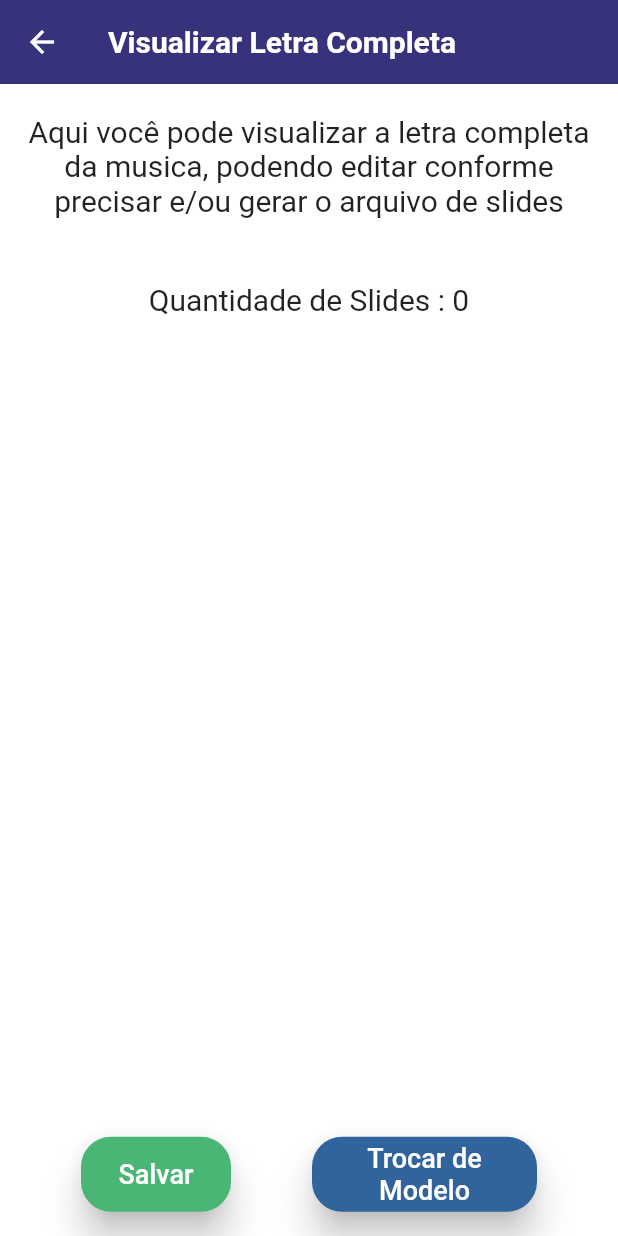
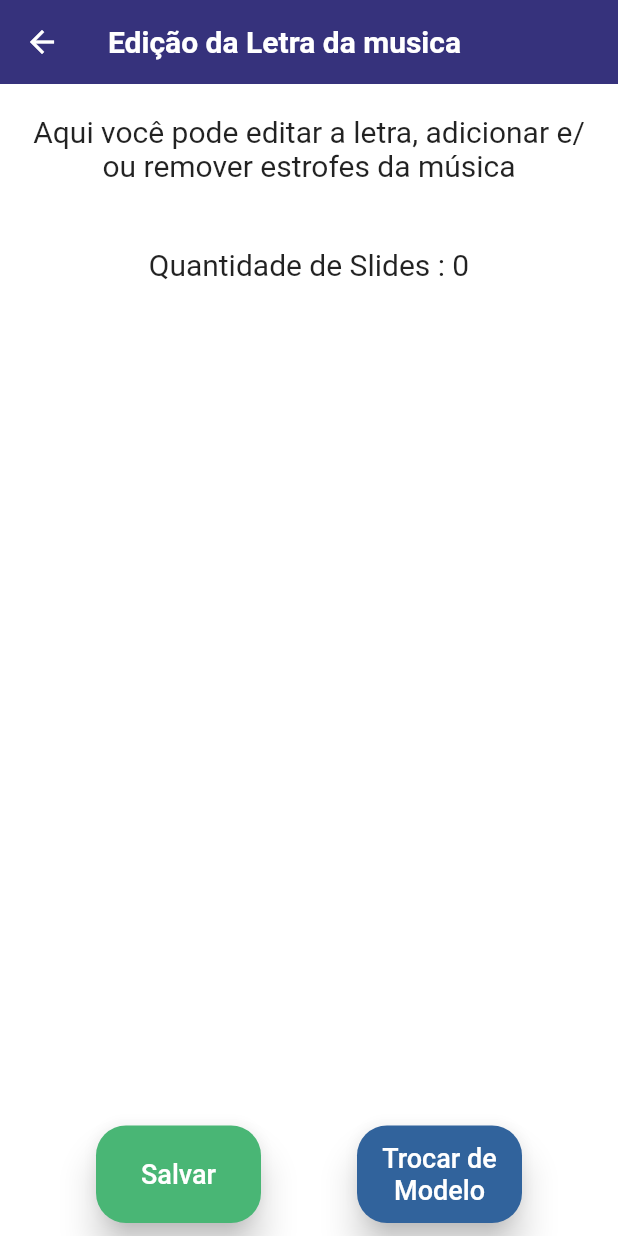
Before and after one commit to Tiodirca/SenturionLettersG, a Flutter app: the TelaLisagemLetra screen opened directly with empty values, after a tap on "Editar", on a phone screen of 412 x 824 dp. Run offline on Flutter 3.47's test engine with Material 2 defaults, Android fonts, the phone set to English and light mode, and no system bars.

Commit message:
ajustes nas telas e retornos de mensagens ao usuario

```diff
--- a/lib/Telas/tela_edicao_letra.dart
+++ b/lib/Telas/tela_edicao_letra.dart
@@ -188,15 +188,15 @@ class _TelaEdicaoLetraState extends State<TelaEdicaoLetra> {
                       mainAxisAlignment: MainAxisAlignment.spaceAround,
                       children: [
                         SizedBox(
-                          width: tamanhoSlide == 300 ? 40 : 30,
-                          height: tamanhoSlide == 300 ? 40 : 30,
+                          width: tamanhoSlide == 300 ? 40 : 35,
+                          height: tamanhoSlide == 300 ? 40 : 35,
                           child: FloatingActionButton(
                               heroTag: "btnAdd$index",
                               backgroundColor: Colors.white,
                               child: Icon(
                                 Icons.add,
                                 color: Colors.black,
-                                size: tamanhoSlide == 300 ? 30 : 25,
+                                size: tamanhoSlide == 300 ? 30 : 30,
                               ),
                               onPressed: () {
                                 letraCompletaEditada.insert(index + 1, "");
@@ -210,11 +210,14 @@ class _TelaEdicaoLetraState extends State<TelaEdicaoLetra> {
                                 Navigator.pushReplacementNamed(
                                     context, Constantes.rotaTelaEdicaoLetra,
                                     arguments: dados);
+                                ScaffoldMessenger.of(context).showSnackBar(
+                                    SnackBar(
+                                        content: Text(Textos.sucessoAddSlide)));
                               }),
                         ),
                         SizedBox(
-                          width: tamanhoSlide == 300 ? 40 : 30,
-                          height: tamanhoSlide == 300 ? 40 : 30,
+                          width: tamanhoSlide == 300 ? 40 : 35,
+                          height: tamanhoSlide == 300 ? 40 : 35,
                           child: FloatingActionButton(
                             heroTag: "btnClose$index",
                             backgroundColor: Colors.white,
@@ -235,12 +238,16 @@ class _TelaEdicaoLetraState extends State<TelaEdicaoLetra> {
                                 Navigator.pushReplacementNamed(
                                     context, Constantes.rotaTelaEdicaoLetra,
                                     arguments: dados);
+                                ScaffoldMessenger.of(context).showSnackBar(
+                                    SnackBar(
+                                        content:
+                                            Text(Textos.sucessoRemoSlide)));
                               }
                             },
                             child: Icon(
                               Icons.close,
                               color: Colors.black,
-                              size: tamanhoSlide == 300 ? 30 : 25,
+                              size: tamanhoSlide == 300 ? 30 : 30,
                             ),
                           ),
                         )
@@ -264,7 +271,7 @@ class _TelaEdicaoLetraState extends State<TelaEdicaoLetra> {
         child: WillPopScope(
           child: Scaffold(
             appBar: AppBar(
-              title: Text(Textos.telaVisualizacaoLetra),
+              title: Text(Textos.telaEdicaoLetra),
             ),
             body: Container(
               margin: const EdgeInsets.only(right: 10.0, left: 10.0),
@@ -289,21 +296,32 @@ class _TelaEdicaoLetraState extends State<TelaEdicaoLetra> {
                             ),
                           ),
                           Container(
-                            margin: const EdgeInsets.only(bottom: 20.0),
+                            margin: const EdgeInsets.only(bottom: 30.0),
                             child: Wrap(
                               children: [
-                                SizedBox(
+                                Card(
+                                  elevation: 0,
+                                  color: valorRadioButton == 0
+                                      ? PaletaCores.corVerdeCiano
+                                      : Colors.white,
+                                  shape: const RoundedRectangleBorder(
+                                      borderRadius: BorderRadius.all(
+                                          Radius.circular(30))),
+                                  child: Container(
+                                    margin: const EdgeInsets.all(5),
                                     width: 300,
                                     child: Row(
                                       children: [
                                         SizedBox(
-                                        width: 35,
-                                        height: 35,
+                                          width: 50,
+                                          height: 50,
                                           child: Image.asset(
                                             'assets/imagens/logo_adtl.png',
                                           ),
                                         ),
                                         Radio(
+                                            activeColor:
+                                                PaletaCores.corCastanho,
                                             value: 0,
                                             groupValue: valorRadioButton,
                                             onChanged: (_) {
@@ -311,25 +329,40 @@ class _TelaEdicaoLetraState extends State<TelaEdicaoLetra> {
                                             }),
                                         Text(
                                           Textos.radioButtonGeral,
-                                        style: const TextStyle(
-                                          fontSize: 16.0,
+                                          style: TextStyle(
+                                            color: valorRadioButton == 0
+                                                ? Colors.white
+                                                : Colors.black,
+                                            fontSize: 18.0,
                                           ),
                                         ),
                                       ],
                                     ),
                                   ),
-                                SizedBox(
+                                ),
+                                Card(
+                                  elevation: 0,
+                                  color: valorRadioButton == 1
+                                      ? PaletaCores.corVerdeCiano
+                                      : Colors.white,
+                                  shape: const RoundedRectangleBorder(
+                                      borderRadius: BorderRadius.all(
+                                          Radius.circular(30))),
+                                  child: Container(
+                                    margin: const EdgeInsets.all(5),
                                     width: 300,
                                     child: Row(
                                       children: [
                                         SizedBox(
-                                        width: 35,
-                                        height: 35,
+                                          width: 50,
+                                          height: 50,
                                           child: Image.asset(
                                             'assets/imagens/logo_geracao_fire.png',
                                           ),
                                         ),
                                         Radio(
+                                            activeColor:
+                                                PaletaCores.corCastanho,
                                             value: 1,
                                             groupValue: valorRadioButton,
                                             onChanged: (_) {
@@ -337,11 +370,15 @@ class _TelaEdicaoLetraState extends State<TelaEdicaoLetra> {
                                             }),
                                         Text(
                                           Textos.radioButtonGeracaoFire,
-                                        style: const TextStyle(
-                                          fontSize: 16.0,
+                                          style: TextStyle(
+                                            color: valorRadioButton == 1
+                                                ? Colors.white
+                                                : Colors.black,
+                                            fontSize: 18.0,
                                           ),
                                         ),
                                       ],
+                                    ),
                                   ),
                                 )
                               ],
@@ -381,7 +418,7 @@ class _TelaEdicaoLetraState extends State<TelaEdicaoLetra> {
                                   left: 5.0, right: 5.0, top: 20.0),
                               width: larguraTela,
                               child: Text(
-                                Textos.descricaoTelaVisualizacaoLetra,
+                                Textos.descricaoTelaEdicaoLetra,
                                 textAlign: TextAlign.center,
                                 style: const TextStyle(fontSize: 20),
                               ),
@@ -440,8 +477,8 @@ class _TelaEdicaoLetraState extends State<TelaEdicaoLetra> {
                           mainAxisAlignment: MainAxisAlignment.spaceEvenly,
                           children: [
                             SizedBox(
-                              width: 100,
-                              height: 50,
+                              width: 110,
+                              height: 65,
                               child: ElevatedButton(
                                 style: ElevatedButton.styleFrom(
                                   backgroundColor: PaletaCores.corVerdeCiano,
@@ -479,8 +516,8 @@ class _TelaEdicaoLetraState extends State<TelaEdicaoLetra> {
                               ),
                             ),
                             SizedBox(
-                              width: 150,
-                              height: 50,
+                              width: 110,
+                              height: 65,
                               child: ElevatedButton(
                                 style: ElevatedButton.styleFrom(
                                   backgroundColor: PaletaCores.corAzulCiano,
--- a/lib/Telas/tela_listagem_letra.dart
+++ b/lib/Telas/tela_listagem_letra.dart
@@ -341,21 +341,32 @@ class _TelaLisagemLetraState extends State<TelaLisagemLetra> {
                             ),
                           ),
                           Container(
-                            margin: const EdgeInsets.only(bottom: 20.0),
+                            margin: const EdgeInsets.only(bottom: 30.0),
                             child: Wrap(
                               children: [
-                                SizedBox(
+                                Card(
+                                  elevation: 0,
+                                  color: valorRadioButton == 0
+                                      ? PaletaCores.corVerdeCiano
+                                      : Colors.white,
+                                  shape: const RoundedRectangleBorder(
+                                      borderRadius: BorderRadius.all(
+                                          Radius.circular(30))),
+                                  child: Container(
+                                    margin: const EdgeInsets.all(5),
                                     width: 300,
                                     child: Row(
                                       children: [
                                         SizedBox(
-                                        width: 35,
-                                        height: 35,
+                                          width: 50,
+                                          height: 50,
                                           child: Image.asset(
                                             'assets/imagens/logo_adtl.png',
                                           ),
                                         ),
                                         Radio(
+                                            activeColor:
+                                                PaletaCores.corCastanho,
                                             value: 0,
                                             groupValue: valorRadioButton,
                                             onChanged: (_) {
@@ -363,25 +374,40 @@ class _TelaLisagemLetraState extends State<TelaLisagemLetra> {
                                             }),
                                         Text(
                                           Textos.radioButtonGeral,
-                                        style: const TextStyle(
-                                          fontSize: 16.0,
+                                          style: TextStyle(
+                                            color: valorRadioButton == 0
+                                                ? Colors.white
+                                                : Colors.black,
+                                            fontSize: 18.0,
                                           ),
                                         ),
                                       ],
                                     ),
                                   ),
-                                SizedBox(
+                                ),
+                                Card(
+                                  elevation: 0,
+                                  color: valorRadioButton == 1
+                                      ? PaletaCores.corVerdeCiano
+                                      : Colors.white,
+                                  shape: const RoundedRectangleBorder(
+                                      borderRadius: BorderRadius.all(
+                                          Radius.circular(30))),
+                                  child: Container(
+                                    margin: const EdgeInsets.all(5),
                                     width: 300,
                                     child: Row(
                                       children: [
                                         SizedBox(
-                                        width: 35,
-                                        height: 35,
+                                          width: 50,
+                                          height: 50,
                                           child: Image.asset(
                                             'assets/imagens/logo_geracao_fire.png',
                                           ),
                                         ),
                                         Radio(
+                                            activeColor:
+                                                PaletaCores.corCastanho,
                                             value: 1,
                                             groupValue: valorRadioButton,
                                             onChanged: (_) {
@@ -389,11 +415,15 @@ class _TelaLisagemLetraState extends State<TelaLisagemLetra> {
                                             }),
                                         Text(
                                           Textos.radioButtonGeracaoFire,
-                                        style: const TextStyle(
-                                          fontSize: 16.0,
+                                          style: TextStyle(
+                                            color: valorRadioButton == 1
+                                                ? Colors.white
+                                                : Colors.black,
+                                            fontSize: 18.0,
                                           ),
                                         ),
                                       ],
+                                    ),
                                   ),
                                 )
                               ],
@@ -492,8 +522,8 @@ class _TelaLisagemLetraState extends State<TelaLisagemLetra> {
                           mainAxisAlignment: MainAxisAlignment.spaceEvenly,
                           children: [
                             SizedBox(
-                              width: 100,
-                              height: 50,
+                              width: 110,
+                              height: 65,
                               child: ElevatedButton(
                                 style: ElevatedButton.styleFrom(
                                   backgroundColor: PaletaCores.corCastanho,
@@ -518,8 +548,8 @@ class _TelaLisagemLetraState extends State<TelaLisagemLetra> {
                               ),
                             ),
                             SizedBox(
-                              width: 100,
-                              height: 50,
+                              width: 110,
+                              height: 65,
                               child: ElevatedButton(
                                 style: ElevatedButton.styleFrom(
                                   backgroundColor: PaletaCores.corVerdeCiano,
@@ -535,8 +565,8 @@ class _TelaLisagemLetraState extends State<TelaLisagemLetra> {
                               ),
                             ),
                             SizedBox(
-                              width: 150,
-                              height: 50,
+                              width: 110,
+                              height: 65,
                               child: ElevatedButton(
                                 style: ElevatedButton.styleFrom(
                                   backgroundColor: PaletaCores.corAzulCiano,
--- a/lib/Uteis/estilo.dart
+++ b/lib/Uteis/estilo.dart
@@ -5,6 +5,7 @@ class Estilo {
   ThemeData get estiloGeral => ThemeData(
       appBarTheme: const AppBarTheme(
         elevation: 0,
+
         backgroundColor: PaletaCores.corAzulMagenta,
         titleTextStyle: TextStyle(
           fontSize: 20,
--- a/lib/Uteis/textos.dart
+++ b/lib/Uteis/textos.dart
@@ -33,12 +33,19 @@ class Textos {
   static String descricaoSelecaoLogo =
       "Selecione um modelo antes de visualizar a letra ";
 
+  static String telaEdicaoLetra = "Edição da Letra da musica";
+  static String descricaoTelaEdicaoLetra =
+      "Aqui você pode editar a letra, adicionar e/ou remover estrofes da música";
+
+  static String sucessoAddSlide = "Sucesso ao adicionar slide";
+  static String sucessoRemoSlide = "Sucesso ao remover slide";
+
   static String erroPesquisaInvalida =
       "Infelizmente não foi possivel encontrar "
       "links para a sua pesquisa. verifique e tente novamente";
   static String erroCampoVazio = "Preencha o campo antes de prosseguir";
   static String erroSlideVazio =
-      "Existe um ou mais slides sem conteudo, por valor preencha ou exclua-os";
+      "Existe um ou mais slides sem conteudo, por favor preencha ou exclua-os";
   static String erroUmSlide =
       "Não é possivel remover o slide,pois a letra precisa conter pelo menos um slide";
   static String erroGerarArquivo =
```
Lines whose indentation alone changed are shown as unchanged.
